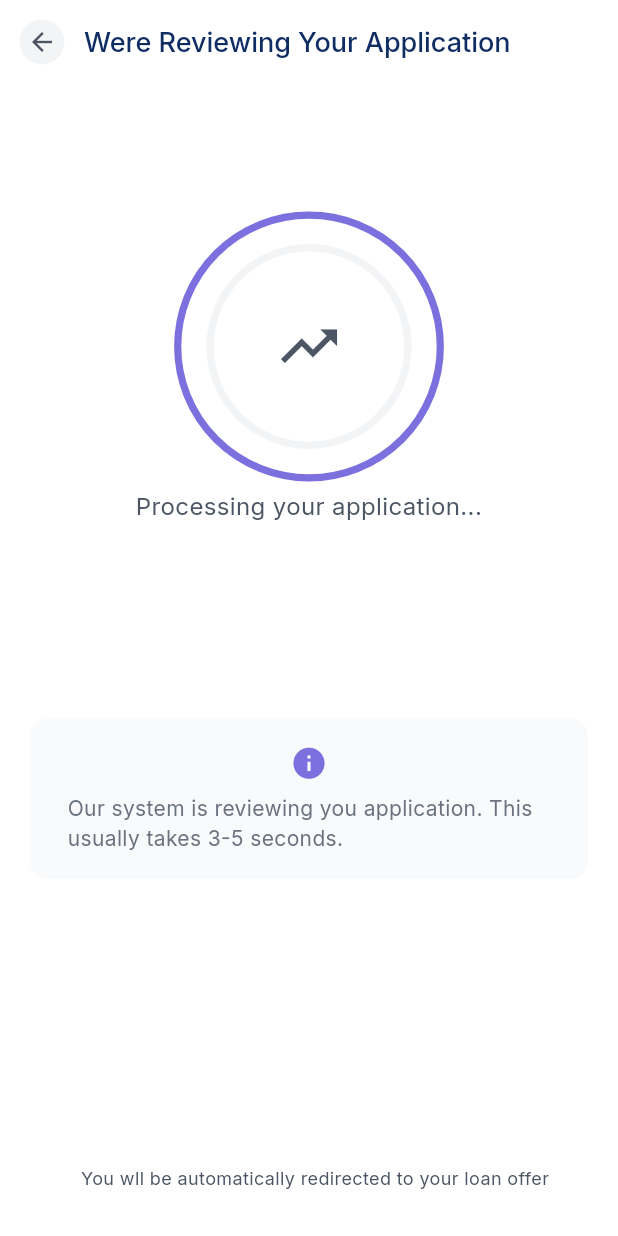
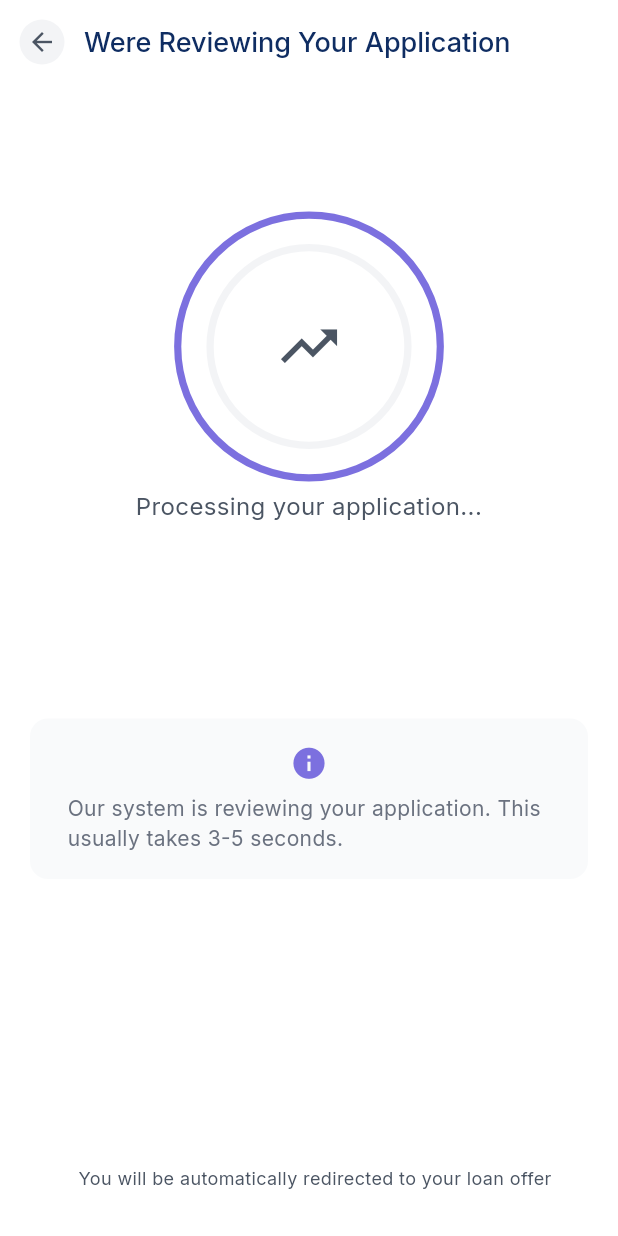
Before and after one commit to samsadeyemo/pcsloanamobilepp, a Flutter app: the LoanStatusScreen screen opened by its route, on a phone screen of 412 x 824 dp. Run offline on Flutter 3.47's test engine with Material 3 defaults, Android fonts, the light colour scheme and no system bars; our stand-ins replace flutter_dotenv, flutter_riverpod, go_router, shared_preferences; accounts and stored records are empty; project files that could hold a hidden picture were left out.

```diff
--- a/lib/features/loan_application/presentation/loan_status_screen.dart
+++ b/lib/features/loan_application/presentation/loan_status_screen.dart
@@ -1,16 +1,21 @@
+import 'dart:async';
+
 import 'package:flutter/material.dart';
 import 'package:flutter_riverpod/flutter_riverpod.dart';
+import 'package:pcsloan/features/loan_application/presentation/apply_for_loan.dart';
 import 'package:pcsloan/features/loan_application/presentation/loan_loading_indicator.dart';
+import 'package:go_router/go_router.dart'; // Ensure go_router is imported
 
-class LoanStatusScreen extends ConsumerStatefulWidget {
+class LoanStatusScreen extends ConsumerWidget {
   const LoanStatusScreen({super.key});
+
   @override
-  ConsumerState<LoanStatusScreen> createState() => _LoanStatusScreen();
-}
+  Widget build(BuildContext context, WidgetRef ref) {
+    // Trigger navigation after build
+    WidgetsBinding.instance.addPostFrameCallback((_) {
+      _autoNavigate(context);
+    });
 
-class _LoanStatusScreen extends ConsumerState<LoanStatusScreen> {
-  @override
-  Widget build(BuildContext context) {
     return Scaffold(
       appBar: AppBar(
         leading: SizedBox(
@@ -51,8 +56,6 @@ class _LoanStatusScreen extends ConsumerState<LoanStatusScreen> {
       body: Padding(
         padding: const EdgeInsets.all(20),
         child: Column(
-
-
           children: [
             SizedBox(height: 80),
             Align(
@@ -63,10 +66,7 @@ class _LoanStatusScreen extends ConsumerState<LoanStatusScreen> {
                 size: 150,
               ),
             ),
-
-          SizedBox(
-            height: 90,
-            ),
+            SizedBox(height: 90),
             Align(
               alignment: Alignment.center,
               child: Padding(
@@ -92,10 +92,9 @@ class _LoanStatusScreen extends ConsumerState<LoanStatusScreen> {
                           color: Color(0xff7C70DF),
                         ),
                       ),
-
                       SizedBox(height: 8),
                       Text(
-                            'Our system is reviewing you application. This usually takes 3-5 seconds.',
+                        'Our system is reviewing your application. This usually takes 3-5 seconds.',
                         style: TextStyle(
                           fontSize: 14,
                           color: Color(0xFF6B7280),
@@ -106,8 +105,6 @@ class _LoanStatusScreen extends ConsumerState<LoanStatusScreen> {
                 ),
               ),
             ),
-
-
             Spacer(),
             Align(
               alignment: Alignment.bottomCenter,
@@ -118,20 +115,32 @@ class _LoanStatusScreen extends ConsumerState<LoanStatusScreen> {
                   children: [
                     SizedBox(width: 8),
                     Text(
-                          "You wll be automatically redirected to your loan offer",
-                          style: TextStyle(
-                            color: Color(0xff4B5563),
-                            fontSize: 12,
+                      "You will be automatically redirected to your loan offer",
+                      style: TextStyle(color: Color(0xff4B5563), fontSize: 12),
+                    ),
+                  ],
+                ),
               ),
             ),
           ],
         ),
       ),
-                ),
-
-        ],
-      ),
-      ),
     );
   }
+
+  // Method to handle auto-navigation
+  Future<void> _autoNavigate(BuildContext context) async {
+    debugPrint('Timer started for auto-navigation');
+    try {
+      await Future.delayed(const Duration(seconds: 4));
+      if (context.mounted) {
+        debugPrint('Timer fired - navigating to ApplyForLoan');
+        context.go('/loan_application'); // Use go_router navigation
+      } else {
+        debugPrint('Widget not mounted - skipping navigation');
       }
+    } catch (e) {
+      debugPrint('Navigation error: $e');
+    }
+  }
+}
```
Lines whose indentation alone changed are shown as unchanged.
